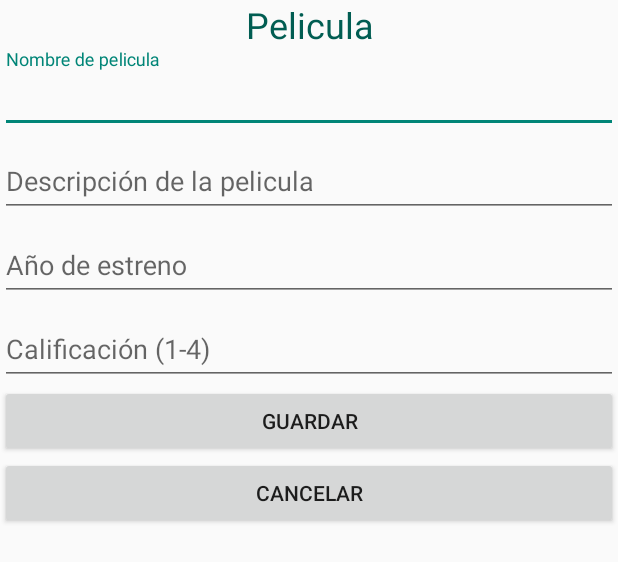
After one commit to diegolem/desafio2_dsm, an Android app: the layout add_movie.xml on its own in the app's theme, with its tools: preview values and no code run, on a phone screen of 412 x 824 dp. The commit adds this screen. Shown: the top 562 px of the screen. Run offline under Robolectric (Android 15) with nearby library versions, the phone set to English and light mode, and no system bars.

Commit message:
CRUD de peliculas

```diff
--- a/app/src/main/java/com/example/desafio2dsm_lt171997_au171965/MainActivity.java
+++ b/app/src/main/java/com/example/desafio2dsm_lt171997_au171965/MainActivity.java
@@ -5,7 +5,6 @@ import androidx.appcompat.app.AppCompatActivity;
 import android.os.Bundle;
 
 public class MainActivity extends AppCompatActivity {
-
     @Override
     protected void onCreate(Bundle savedInstanceState) {
         super.onCreate(savedInstanceState);
--- /dev/null
+++ b/app/src/main/res/layout/add_movie.xml
@@ -0,0 +1,69 @@
+<?xml version="1.0" encoding="utf-8"?>
+<LinearLayout
+    xmlns:android="http://schemas.android.com/apk/res/android"
+    android:layout_width="match_parent"
+    android:layout_height="match_parent"
+    android:orientation="vertical">
+    <TextView
+        android:gravity="center_horizontal"
+        android:text="@string/pelicula"
+        android:textSize="24sp"
+        android:textColor="#015d52"
+        android:layout_width="match_parent"
+        android:layout_height="wrap_content" />
+
+    <com.google.android.material.textfield.TextInputLayout
+        android:layout_width="match_parent"
+        android:layout_height="wrap_content">
+
+        <com.google.android.material.textfield.TextInputEditText
+            android:id="@+id/txtTitulo"
+            android:layout_width="match_parent"
+            android:layout_height="wrap_content"
+            android:hint="@string/nombre_de_pelicula" />
+    </com.google.android.material.textfield.TextInputLayout>
+
+    <com.google.android.material.textfield.TextInputLayout
+        android:layout_width="match_parent"
+        android:layout_height="wrap_content">
+
+        <com.google.android.material.textfield.TextInputEditText
+            android:id="@+id/txtDesc"
+            android:layout_width="match_parent"
+            android:layout_height="wrap_content"
+            android:hint="@string/descripci_n_de_la_pelicula" />
+    </com.google.android.material.textfield.TextInputLayout>
+
+    <com.google.android.material.textfield.TextInputLayout
+        android:layout_width="match_parent"
+        android:layout_height="wrap_content">
+
+        <com.google.android.material.textfield.TextInputEditText
+            android:id="@+id/txtReleaseYear"
+            android:layout_width="match_parent"
+            android:layout_height="wrap_content"
+            android:hint="@string/a_o_de_estreno" />
+    </com.google.android.material.textfield.TextInputLayout>
+
+    <com.google.android.material.textfield.TextInputLayout
+        android:layout_width="match_parent"
+        android:layout_height="wrap_content">
+
+        <com.google.android.material.textfield.TextInputEditText
+            android:id="@+id/txtRating"
+            android:layout_width="match_parent"
+            android:layout_height="wrap_content"
+            android:hint="@string/calificaci_n_1_4" />
+    </com.google.android.material.textfield.TextInputLayout>
+
+    <Button
+        android:text="@string/guardar"
+        android:onClick="Guardar"
+        android:layout_width="match_parent"
+        android:layout_height="wrap_content" />
+    <Button
+        android:text="@string/cancelar"
+        android:onClick="Cancelar"
+        android:layout_width="match_parent"
+        android:layout_height="wrap_content" />
+</LinearLayout>
--- a/app/src/main/res/values/strings.xml
+++ b/app/src/main/res/values/strings.xml
@@ -1,3 +1,13 @@
 <resources>
     <string name="app_name">desafio2dsm_lt171997_au171965</string>
+    <string name="description">Description</string>
+    <string name="title">Title</string>
+    <string name="save">Save</string>
+    <string name="pelicula">Pelicula</string>
+    <string name="nombre_de_pelicula">Nombre de pelicula</string>
+    <string name="descripci_n_de_la_pelicula">Descripción de la pelicula</string>
+    <string name="a_o_de_estreno">Año de estreno</string>
+    <string name="calificaci_n_1_4">Calificación (1-4)</string>
+    <string name="guardar">Guardar</string>
+    <string name="cancelar">Cancelar</string>
 </resources>
```
Also changed, not shown: app/build.gradle (+6 -6 lines), app/src/main/AndroidManifest.xml (+4 -4 lines), app/src/main/java/com/example/desafio2dsm_lt171997_au171965/AddMovie.java (added, +61 -0 lines), app/src/main/java/com/example/desafio2dsm_lt171997_au171965/ListMovies.java (added, +56 -0 lines), app/src/main/java/com/example/desafio2dsm_lt171997_au171965/Movies.java (added, +124 -0 lines), app/src/main/java/com/example/desafio2dsm_lt171997_au171965/model/Movie.java (added, +58 -0 lines), app/src/main/res/layout/activity_main.xml (+47 -8 lines), app/src/main/res/layout/movie.xml (added, +42 -0 lines), app/src/main/res/layout/movies.xml (added, +27 -0 lines), build.gradle (+12 -0 lines).
